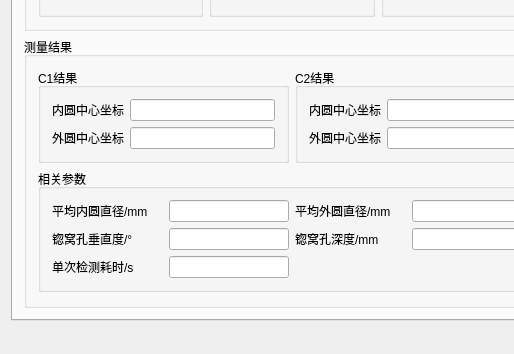
Above: MSVisionQt/MSVisionQt.ui from RotatingSky/MSVision before the change; both pictures show x 0 to 514 and y 326 to 680 of the 1300 by 680 pixel window. Below: the same form after it.
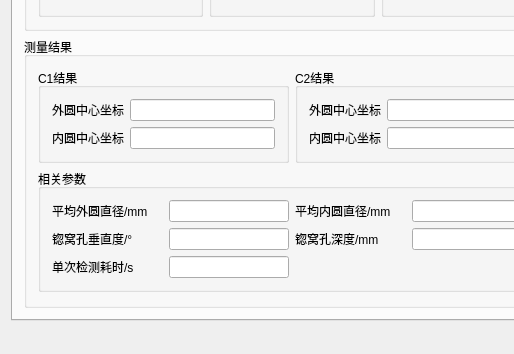
That is the form after the change. The open tabs and pages were chosen to show the change.

```diff
--- a/MSVisionQt/MSVisionQt.ui
+++ b/MSVisionQt/MSVisionQt.ui
@@ -1043,7 +1043,7 @@
                       </size>
                      </property>
                      <property name="text">
-                      <string>内圆中心坐标</string>
+                      <string>外圆中心坐标</string>
                      </property>
                     </widget>
                    </item>
@@ -1088,7 +1088,7 @@
                       </size>
                      </property>
                      <property name="text">
-                      <string>外圆中心坐标</string>
+                      <string>内圆中心坐标</string>
                      </property>
                     </widget>
                    </item>
@@ -1139,7 +1139,7 @@
                       </size>
                      </property>
                      <property name="text">
-                      <string>内圆中心坐标</string>
+                      <string>外圆中心坐标</string>
                      </property>
                     </widget>
                    </item>
@@ -1181,7 +1181,7 @@
                       </size>
                      </property>
                      <property name="text">
-                      <string>外圆中心坐标</string>
+                      <string>内圆中心坐标</string>
                      </property>
                     </widget>
                    </item>
@@ -1234,7 +1234,7 @@
                     </size>
                    </property>
                    <property name="text">
-                    <string>平均外圆直径/mm</string>
+                    <string>平均内圆直径/mm</string>
                    </property>
                   </widget>
                  </item>
@@ -1264,7 +1264,7 @@
                     </size>
                    </property>
                    <property name="text">
-                    <string>平均内圆直径/mm</string>
+                    <string>平均外圆直径/mm</string>
                    </property>
                   </widget>
                  </item>
```
